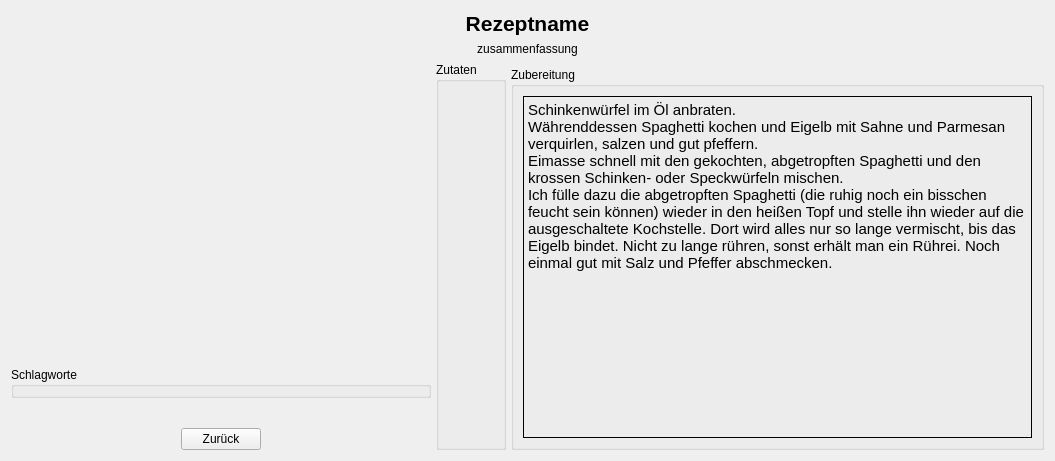
Qt form frontend/RecipeWidget.ui (Indidev/headcooker) before a commit.
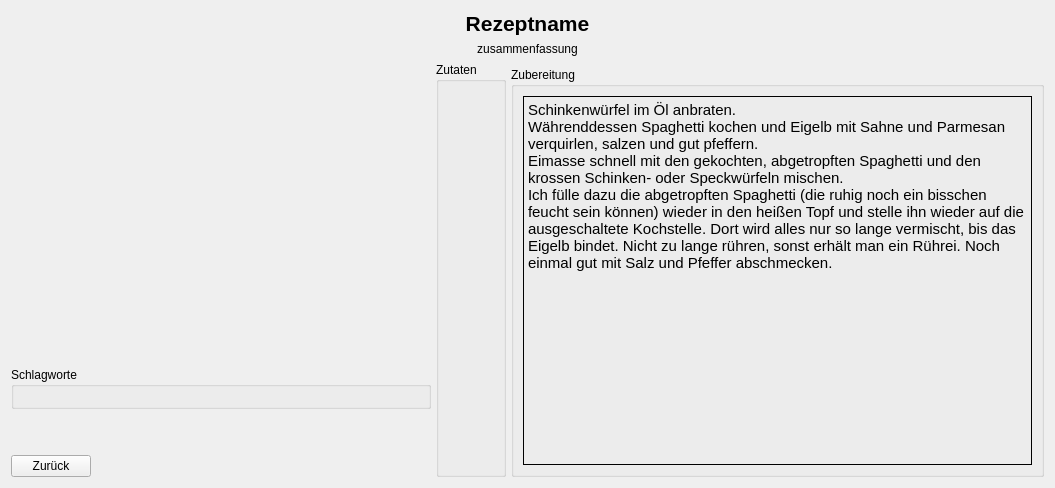
The same form after that commit.

Commit message: implemented full functionality for the style dialog

The edit to the form file:
```diff
--- a/frontend/RecipeWidget.ui
+++ b/frontend/RecipeWidget.ui
@@ -7,7 +7,7 @@
     <x>0</x>
     <y>0</y>
     <width>1055</width>
-    <height>461</height>
+    <height>488</height>
    </rect>
   </property>
   <property name="windowTitle">
@@ -125,7 +125,7 @@
         </spacer>
        </item>
        <item>
-        <layout class="QHBoxLayout" name="horizontalLayout">
+        <layout class="QVBoxLayout" name="verticalLayout_5">
          <property name="topMargin">
           <number>0</number>
          </property>
@@ -137,6 +137,9 @@
              <verstretch>0</verstretch>
             </sizepolicy>
            </property>
+           <property name="styleSheet">
+            <string notr="true"/>
+           </property>
            <property name="text">
             <string>Zurück</string>
            </property>
```
The commit also changes 17 other files.
